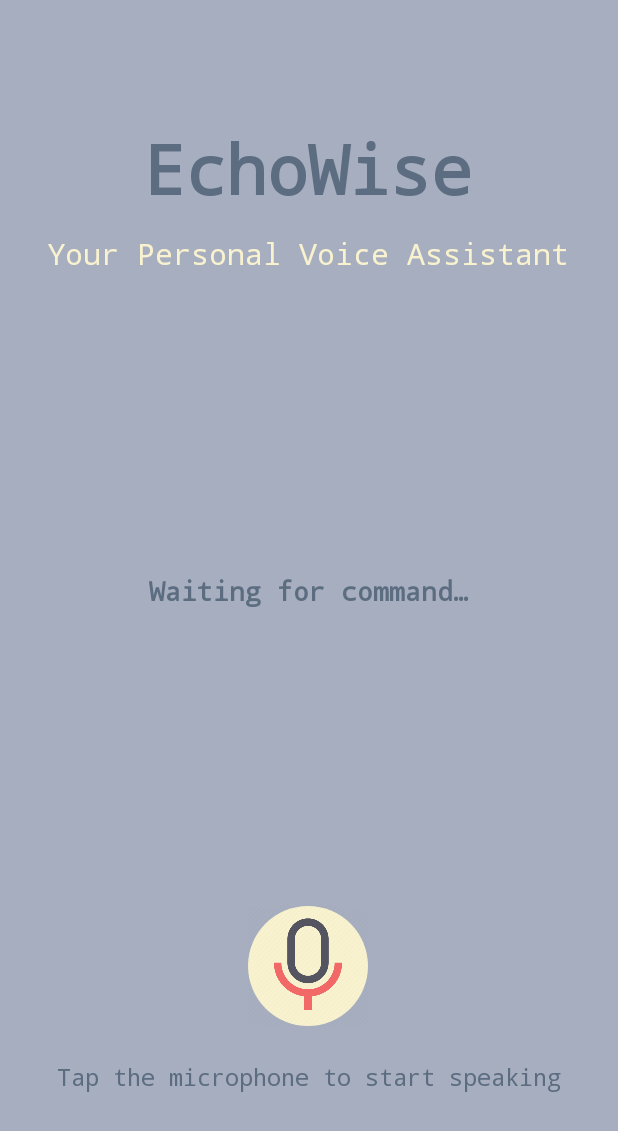
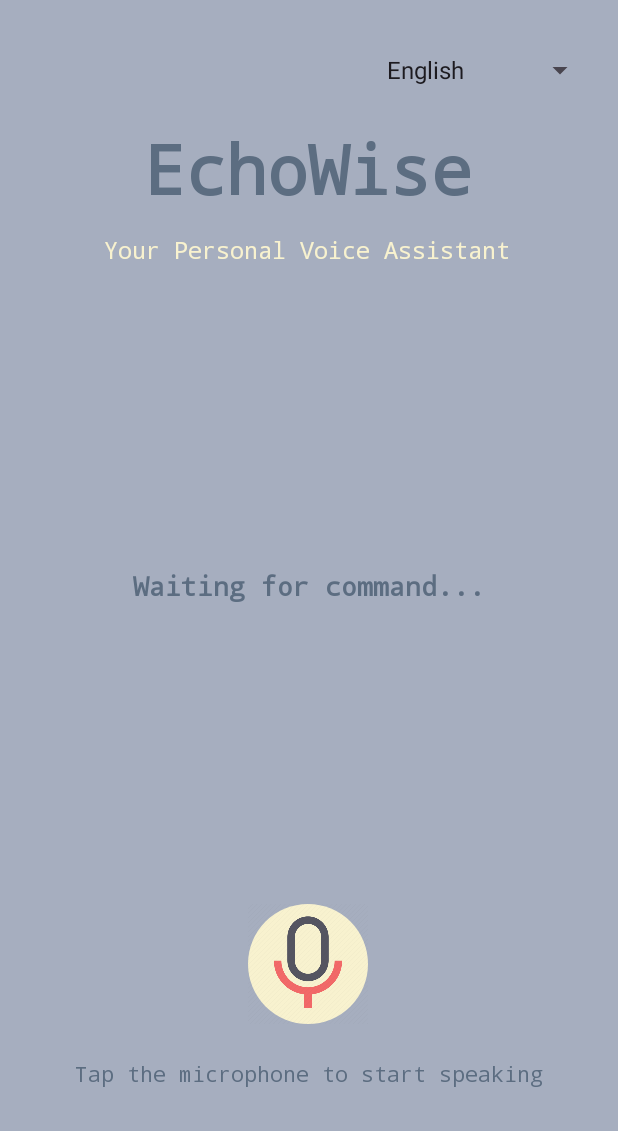
Before and after one commit to Viathorr/EchoWise, an Android app: the screen it shows after launch (MainActivity), after a tap on "Record Voice", on a phone screen of 412 x 824 dp. Shown: the top 1131 px of the screen. Run offline under Robolectric (Android 15) with nearby library versions, the phone set to English and light mode, and no system bars.

Commit message:
Added Ukrainian language to the app

```diff
--- a/app/src/main/java/com/example/echowise/MainActivity.kt
+++ b/app/src/main/java/com/example/echowise/MainActivity.kt
@@ -7,7 +7,11 @@ import android.content.pm.PackageManager
 import android.os.Bundle
 import android.speech.RecognizerIntent
 import android.util.Log
+import android.view.View
+import android.widget.AdapterView
+import android.widget.ArrayAdapter
 import android.widget.ImageButton
+import android.widget.Spinner
 import android.widget.TextView
 import android.widget.Toast
 import androidx.activity.enableEdgeToEdge
@@ -35,9 +39,14 @@ class MainActivity : AppCompatActivity() {
     private lateinit var recordButton: ImageButton
     private lateinit var responseLog: TextView
     private lateinit var instructionTextView: TextView
+    private lateinit var languageSpinner: Spinner
 
     private val deviceController = DeviceController(this)
     private val commandProcessor = CommandProcessor(this, deviceController)
+
+    private var languageOptions = arrayOf<String>("English", "Українська")
+    private var isSpinnerInitialized = false
+    private var currentLocale: String = Locale.getDefault().language
 
     private val speechRecognizerLauncher =
         registerForActivityResult(ActivityResultContracts.StartActivityForResult()) { result ->
@@ -63,6 +72,7 @@ class MainActivity : AppCompatActivity() {
         }
 
     override fun onCreate(savedInstanceState: Bundle?) {
+        isSpinnerInitialized = false
         super.onCreate(savedInstanceState)
         enableEdgeToEdge()
         setContentView(R.layout.activity_main)
@@ -71,6 +81,40 @@ class MainActivity : AppCompatActivity() {
         recordButton = findViewById(R.id.recordButton)
         responseLog = findViewById(R.id.responseLog)
         instructionTextView = findViewById(R.id.instruction)
+        languageSpinner = findViewById(R.id.languageSpinner)
+
+        val adapter: ArrayAdapter<CharSequence> = ArrayAdapter(
+            this,
+            android.R.layout.simple_spinner_dropdown_item,
+            languageOptions
+        )
+
+        adapter.setDropDownViewResource(android.R.layout.simple_spinner_dropdown_item)
+
+        languageSpinner.adapter = adapter
+
+        val initialPosition = languageOptions.indexOf(
+            if (currentLocale == "uk") "Українська" else "English"
+        )
+        languageSpinner.setSelection(initialPosition)
+
+        languageSpinner.onItemSelectedListener = object : AdapterView.OnItemSelectedListener {
+            override fun onItemSelected(parentView: AdapterView<*>?, view: View?, position: Int, id: Long) {
+                val selectedLanguage = languageOptions[position]
+                val newLocale = if (selectedLanguage == "Українська") "uk" else "en"
+
+                if (newLocale != currentLocale) {
+                    currentLocale = newLocale
+                    Log.d("MainActivity", "Changing locale to $newLocale")
+                    setLocale(newLocale)
+                } else {
+                    Log.d("MainActivity", "Locale unchanged: $newLocale")
+                }
+            }
+
+            override fun onNothingSelected(parentView: AdapterView<*>?) {
+            }
+        }
 
         startFadingAnimation()
 
@@ -78,6 +122,21 @@ class MainActivity : AppCompatActivity() {
             Log.d("MainActivity", "Record button clicked.")
             startVoiceInput()
         }
+
+
+    }
+
+    private fun setLocale(localeCode: String) {
+        Log.d("MainActivity", "Setting Locale to ${localeCode}")
+        val locale = Locale(localeCode)
+        Locale.setDefault(locale)
+
+        val config = resources.configuration
+        config.setLocale(locale)
+
+        resources.updateConfiguration(config, resources.displayMetrics)
+
+        recreate()
     }
 
     private fun startFadingAnimation() {
@@ -93,24 +152,34 @@ class MainActivity : AppCompatActivity() {
             ActivityCompat.requestPermissions(this, arrayOf(Manifest.permission.RECORD_AUDIO), REQUEST_PERMISSIONS_CODE)
         } else {
             Log.d("MainActivity", "Record audio permission granted. Launching speech recognizer.")
+            val locale = Locale.getDefault()
+            val language = locale.language
+
+            val localeTag = if (language == "uk") {
+                "${locale.language}-UA"
+            } else {
+                "${locale.language}-GB"
+            }
+
+            Log.d("MainActivity", "LocaleTag:  $localeTag")
             val intent = Intent(RecognizerIntent.ACTION_RECOGNIZE_SPEECH).apply {
                 putExtra(RecognizerIntent.EXTRA_LANGUAGE_MODEL, RecognizerIntent.LANGUAGE_MODEL_FREE_FORM)
-                putExtra(RecognizerIntent.EXTRA_LANGUAGE, Locale.getDefault())
-                putExtra(RecognizerIntent.EXTRA_PROMPT, "Listening... Please say a command.")
+                putExtra(RecognizerIntent.EXTRA_LANGUAGE, localeTag)
+                putExtra(RecognizerIntent.EXTRA_PROMPT, getString(R.string.listening_prompt))
             }
 
             try {
                 speechRecognizerLauncher.launch(intent)
-                Log.d("MainActivity", "Speech recognizer launched successfully.")
+                Log.d("MainActivity", getString(R.string.listening_prompt))
             } catch (e: Exception) {
                 Log.e("MainActivity", "Error launching speech recognizer: ${e.message}")
-                Toast.makeText(this, "Speech recognition is not supported on this device.", Toast.LENGTH_SHORT).show()
+                Toast.makeText(this, getString(R.string.speech_not_supported), Toast.LENGTH_SHORT).show()
             }
         }
     }
 
     private fun setDefaultText() {
-        responseLog.text = "Waiting for command..."
+        responseLog.text = getString(R.string.waiting_for_command)
         Log.d("MainActivity", "ResponseLog reset to default text.")
     }
 }
--- a/app/src/main/java/com/example/echowise/utils/BatteryUtils.kt
+++ b/app/src/main/java/com/example/echowise/utils/BatteryUtils.kt
@@ -4,6 +4,7 @@ import android.content.Context
 import android.content.Intent
 import android.content.IntentFilter
 import android.os.BatteryManager
+import com.example.echowise.R
 
 object BatteryUtils {
     fun getBatteryLevel(context: Context): String {
@@ -11,9 +12,9 @@ object BatteryUtils {
         val level = batteryIntent?.getIntExtra(BatteryManager.EXTRA_LEVEL, -1) ?: -1
         val scale = batteryIntent?.getIntExtra(BatteryManager.EXTRA_SCALE, -1) ?: -1
         return if (level >= 0 && scale > 0) {
-            "Battery level is ${(level * 100 / scale.toFloat()).toInt()}%."
+            "${context.getString(R.string.battery_level_message)} ${(level * 100 / scale.toFloat()).toInt()}%."
         } else {
-            "Unable to retrieve battery level."
+            context.getString(R.string.battery_error_message)
         }
     }
 }
--- a/app/src/main/res/layout/activity_main.xml
+++ b/app/src/main/res/layout/activity_main.xml
@@ -29,9 +29,11 @@
         android:layout_height="wrap_content"
         android:layout_below="@id/title"
         android:fontFamily="monospace"
+        android:foregroundGravity="center"
+        android:gravity="center"
         android:text="@string/your_personal_voice_assistant"
         android:textColor="#F8F2CF"
-        android:textSize="20sp"
+        android:textSize="16sp"
         app:layout_constraintBottom_toBottomOf="parent"
         app:layout_constraintEnd_toEndOf="parent"
         app:layout_constraintHorizontal_bias="0.491"
@@ -45,11 +47,13 @@
         android:layout_height="wrap_content"
         android:layout_alignParentBottom="true"
         android:fontFamily="monospace"
+        android:foregroundGravity="center"
+        android:gravity="center"
+        android:padding="20dp"
         android:text="@string/waiting_for_command"
-        android:padding="20dp"
-        android:textStyle="bold"
         android:textColor="#5C6D81"
         android:textSize="18sp"
+        android:textStyle="bold"
         app:layout_constraintBottom_toTopOf="@+id/recordButton"
         app:layout_constraintEnd_toEndOf="parent"
         app:layout_constraintStart_toStartOf="parent"
@@ -77,13 +81,27 @@
         android:layout_height="wrap_content"
         android:layout_below="@id/recordButton"
         android:fontFamily="monospace"
+        android:foregroundGravity="center"
+        android:gravity="center"
         android:text="@string/tap_the_microphone_to_start_speaking"
         android:textColor="#5C6D81"
-        android:textSize="16sp"
+        android:textSize="14sp"
         app:layout_constraintBottom_toBottomOf="parent"
         app:layout_constraintEnd_toEndOf="parent"
         app:layout_constraintStart_toStartOf="parent"
         app:layout_constraintTop_toBottomOf="@+id/recordButton"
         app:layout_constraintVertical_bias="0.193" />
 
+    <Spinner
+        android:id="@+id/languageSpinner"
+        android:layout_width="wrap_content"
+        android:layout_height="wrap_content"
+        app:layout_constraintBottom_toTopOf="@+id/title"
+        app:layout_constraintCircleRadius="4dp"
+        app:layout_constraintEnd_toEndOf="parent"
+        app:layout_constraintHorizontal_bias="0.945"
+        app:layout_constraintStart_toStartOf="parent"
+        app:layout_constraintTop_toTopOf="parent"
+        app:layout_constraintVertical_bias="0.666" />
+
 </androidx.constraintlayout.widget.ConstraintLayout>
--- a/app/src/main/res/values/strings.xml
+++ b/app/src/main/res/values/strings.xml
@@ -1,8 +1,56 @@
 <resources>
-    <string name="app_name">EchoWise</string>
-    <string name="echowise">EchoWise</string>
+    <string name="app_name" translatable="false">EchoWise</string>
+    <string name="echowise" translatable="false">EchoWise</string>
     <string name="your_personal_voice_assistant">Your Personal Voice Assistant</string>
     <string name="record_voice">Record Voice</string>
     <string name="tap_the_microphone_to_start_speaking">Tap the microphone to start speaking</string>
-    <string name="waiting_for_command">Waiting for command…</string>
+    <string name="waiting_for_command">Waiting for command...</string>
+    <string name="listening_prompt">Listening... Please say a command.</string>
+    <string name="speech_not_supported">Speech recognition is not supported on this device.</string>
+    <string name="command_not_recognized">Command not recognized. Please try again.</string>
+    <string name="command_time">time</string>
+    <string name="command_date">date</string>
+    <string name="command_battery">battery</string>
+    <string name="command_alarm">alarm</string>
+    <string name="command_settings">settings</string>
+    <string name="command_camera">camera</string>
+    <string name="command_flashlight">flashlight</string>
+    <string name="battery_level_message">Battery level is</string>
+    <string name="battery_error_message">Unable to retrieve battery level</string>
+    <string name="current_time_message">The current time is</string>
+    <string name="current_date_message">Today\'s date is</string>
+
+    <string name="on_keyword">on</string>
+    <string name="off_keyword">off</string>
+
+    <!-- Flashlight -->
+    <string name="flashlight_on">Turning on flashlight...</string>
+    <string name="flashlight_off">Turning off flashlight...</string>
+    <string name="flashlight_error">Failed to toggle flashlight.</string>
+
+    <!-- Bluetooth -->
+    <string name="bluetooth_on">Turning on Bluetooth...</string>
+    <string name="bluetooth_already_on">Bluetooth is already on.</string>
+    <string name="bluetooth_off">Turning off Bluetooth...</string>
+    <string name="bluetooth_already_off">Bluetooth is already off.</string>
+    <string name="bluetooth_error">Bluetooth is not supported.</string>
+
+    <!-- Wi-Fi -->
+    <string name="wifi_on">Turning on Wi-Fi...</string>
+    <string name="wifi_off">Turning off Wi-Fi...</string>
+    <string name="wifi_already_on">Wi-Fi is already on.</string>
+    <string name="wifi_already_off">Wi-Fi is already off.</string>
+    <string name="wifi_error">Failed to open settings.</string>
+
+    <!-- Alarm -->
+    <string name="alarm_setting">Setting alarm...</string>
+    <string name="alarm_error">No alarm app found :(</string>
+
+    <!-- Camera -->
+    <string name="camera_opening">Opening camera...</string>
+    <string name="camera_error">No camera app found :(</string>
+
+    <!-- Settings -->
+    <string name="settings_opening">Opening settings...</string>
+    <string name="settings_error">Unable to open settings :(</string>
 </resources>
```
Also changed, not shown: app/src/main/java/com/example/echowise/logic/CommandProcessor.kt (+12 -11 lines), app/src/main/java/com/example/echowise/logic/DeviceController.kt (+22 -21 lines), app/src/main/java/com/example/echowise/utils/TimeUtils.kt (+6 -4 lines), 1 other file.
